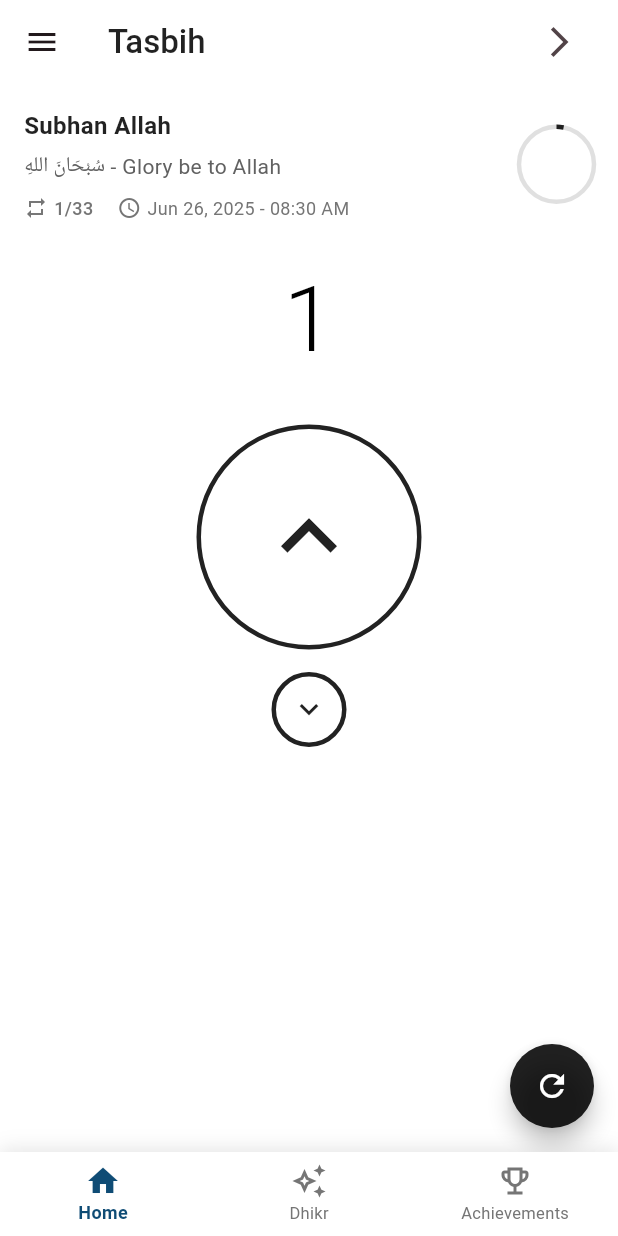
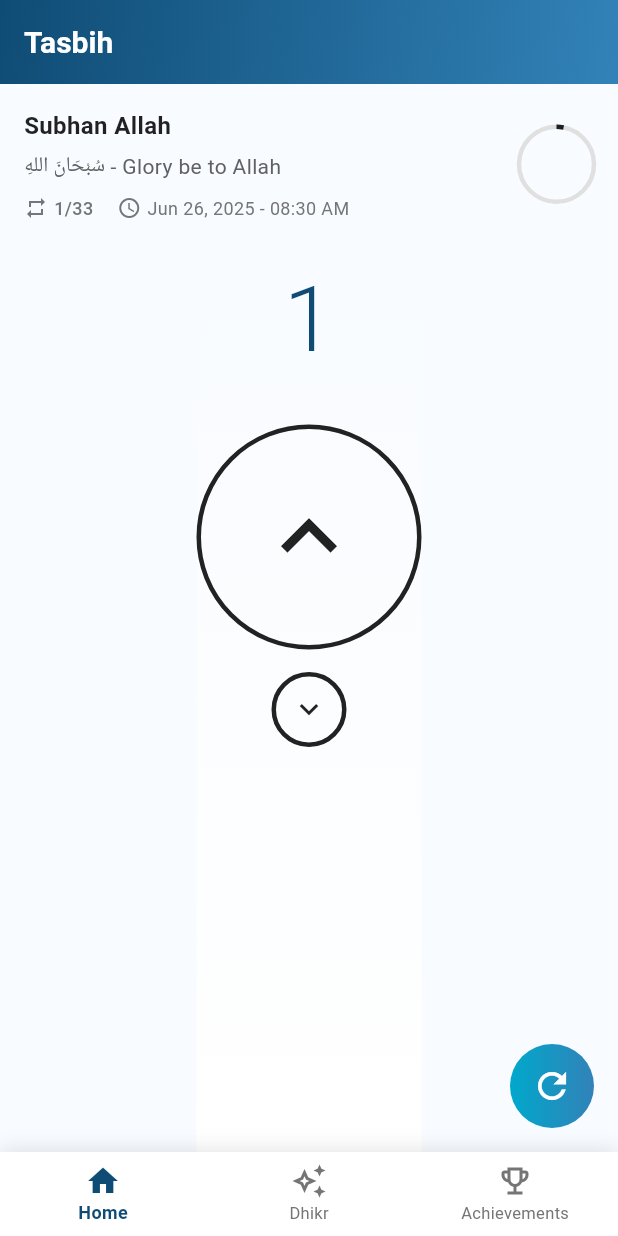
Before and after one commit to anjumArnab/Tasbih, a Flutter app: the screen it shows after launch, after a tap on the "keyboard arrow up" icon, on a phone screen of 412 x 824 dp. Run offline on Flutter 3.47's test engine with Material 3 defaults, Android fonts, the phone set to English and light mode, and no system bars; our stand-ins replace hive, hive_flutter; accounts and stored records are empty.

Commit message:
color theam

```diff
--- a/lib/screens/homepage.dart
+++ b/lib/screens/homepage.dart
@@ -1,9 +1,9 @@
+// ignore_for_file: deprecated_member_use
+
 import 'package:flutter/material.dart';
-import '../widgets/tasbih_drawer.dart';
 import '../widgets/app_snack_bar.dart';
 import '../widgets/dhikr_tile.dart';
 import '../widgets/animated_circle_button.dart';
-import '../screens/dhikrpage.dart';
 import '../models/dhikr.dart';
 import '../services/db_service.dart';
 
@@ -23,6 +23,11 @@ class _HomepageState extends State<Homepage> with TickerProviderStateMixin {
   late AnimationController _decrementController;
   late Animation<double> _incrementScale;
   late Animation<double> _decrementScale;
+
+  static const Color primaryColor = Color(0xFF0F4C75);
+  static const Color secondaryColor = Color(0xFF3282B8);
+  static const Color accentColor = Color(0xFF00A8CC);
+  static const Color backgroundColor = Color(0xFFF8FBFF);
 
   @override
   void initState() {
@@ -47,31 +52,22 @@ class _HomepageState extends State<Homepage> with TickerProviderStateMixin {
 
   void _initializeDhikr() {
     if (widget.selectedDhikr != null) {
-      // If a specific dhikr was selected, use it
       _currentDhikr = widget.selectedDhikr;
       _counter = _currentDhikr?.currentCount ?? 0;
     } else {
-      // Auto-start with first incomplete dhikr
       _loadFirstIncompleteDhikr();
     }
   }
 
   Future<void> _loadFirstIncompleteDhikr() async {
     try {
-      // Initialize database if not already done
       await DbService.init();
-
-      // Get all dhikrs and find the first incomplete one
       final allDhikrs = DbService.getAllDhikr();
 
       if (allDhikrs.isNotEmpty) {
-        // Find first incomplete dhikr
         final incompleteDhikr = allDhikrs.firstWhere(
           (dhikr) => (dhikr.currentCount ?? 0) < dhikr.times,
-          orElse:
-              () =>
-                  allDhikrs
-                      .first, // Fallback to first dhikr if all are complete
+          orElse: () => allDhikrs.first,
         );
 
         setState(() {
@@ -92,16 +88,13 @@ class _HomepageState extends State<Homepage> with TickerProviderStateMixin {
       final allDhikrs = DbService.getAllDhikr();
 
       if (allDhikrs.isNotEmpty && _currentDhikr != null) {
-        // Find current dhikr index
         final currentIndex = allDhikrs.indexWhere(
           (dhikr) => dhikr.id == _currentDhikr!.id,
         );
 
         if (currentIndex != -1) {
-          // Look for next incomplete dhikr starting from the next index
           Dhikr? nextDhikr;
 
-          // First, check dhikrs after the current one
           for (int i = currentIndex + 1; i < allDhikrs.length; i++) {
             if ((allDhikrs[i].currentCount ?? 0) < allDhikrs[i].times) {
               nextDhikr = allDhikrs[i];
@@ -109,7 +102,6 @@ class _HomepageState extends State<Homepage> with TickerProviderStateMixin {
             }
           }
 
-          // If no incomplete dhikr found after current, check from beginning
           if (nextDhikr == null) {
             for (int i = 0; i < currentIndex; i++) {
               if ((allDhikrs[i].currentCount ?? 0) < allDhikrs[i].times) {
@@ -119,14 +111,12 @@ class _HomepageState extends State<Homepage> with TickerProviderStateMixin {
             }
           }
 
-          // If we found a next incomplete dhikr, switch to it
           if (nextDhikr != null) {
             setState(() {
               _currentDhikr = nextDhikr;
               _counter = nextDhikr!.currentCount ?? 0;
             });
 
-            // Show a brief message about switching to next dhikr
             if (mounted) {
               AppSnackbar.showSuccess(
                 context,
@@ -134,7 +124,6 @@ class _HomepageState extends State<Homepage> with TickerProviderStateMixin {
               );
             }
           } else {
-            // All dhikrs are complete
             if (mounted) {
               AppSnackbar.showInfo(context, 'All dhikrs completed! Well done!');
             }
@@ -157,11 +146,9 @@ class _HomepageState extends State<Homepage> with TickerProviderStateMixin {
   }
 
   void _increment() async {
-    // Update the dhikr in database first if we have a selected dhikr
     if (_currentDhikr != null) {
       try {
         await DbService.incrementDhikrCount(_currentDhikr!.id!);
-        // Get the updated dhikr from database to ensure sync
         final updatedDhikr = DbService.getDhikrById(_currentDhikr!.id!);
         if (updatedDhikr != null) {
           setState(() {
@@ -169,9 +156,7 @@ class _HomepageState extends State<Homepage> with TickerProviderStateMixin {
             _counter = updatedDhikr.currentCount ?? 0;
           });
 
-          // Check if dhikr is now complete and auto-progress
           if ((updatedDhikr.currentCount ?? 0) >= updatedDhikr.times) {
-            // Wait a moment to show completion, then move to next
             Future.delayed(const Duration(milliseconds: 500), () {
               _loadNextIncompleteDhikr();
             });
@@ -179,10 +164,9 @@ class _HomepageState extends State<Homepage> with TickerProviderStateMixin {
         }
       } catch (e) {
         AppSnackbar.showError(context, 'Failed to update dhikr count: $e');
-        return; // Don't update UI if database update failed
+        return;
       }
     } else {
-      // If no dhikr selected, just update local counter
       setState(() {
         _counter++;
       });
@@ -194,11 +178,9 @@ class _HomepageState extends State<Homepage> with TickerProviderStateMixin {
   }
 
   void _decrement() async {
-    // Update the dhikr in database first if we have a selected dhikr
     if (_currentDhikr != null && _currentDhikr!.id != null) {
       try {
         await DbService.decrementDhikrCount(_currentDhikr!.id!);
-        // Get the updated dhikr from database to ensure sync
         final updatedDhikr = DbService.getDhikrById(_currentDhikr!.id!);
         if (updatedDhikr != null) {
           setState(() {
@@ -208,10 +190,9 @@ class _HomepageState extends State<Homepage> with TickerProviderStateMixin {
         }
       } catch (e) {
         AppSnackbar.showError(context, 'Failed to update dhikr count: $e');
-        return; // Don't update UI if database update failed
+        return;
       }
     } else {
-      // If no dhikr selected, just update local counter
       setState(() {
         if (_counter > 0) _counter--;
       });
@@ -223,11 +204,9 @@ class _HomepageState extends State<Homepage> with TickerProviderStateMixin {
   }
 
   void _reset() async {
-    // Reset the dhikr in database first if we have a selected dhikr
     if (_currentDhikr != null && _currentDhikr!.id != null) {
       try {
         await DbService.resetDhikrCount(_currentDhikr!.id!);
-        // Get the updated dhikr from database to ensure sync
         final updatedDhikr = DbService.getDhikrById(_currentDhikr!.id!);
         if (updatedDhikr != null) {
           setState(() {
@@ -237,80 +216,86 @@ class _HomepageState extends State<Homepage> with TickerProviderStateMixin {
         }
       } catch (e) {
         AppSnackbar.showError(context, 'Failed to reset dhikr count: $e');
-        return; // Don't update UI if database update failed
+        return;
       }
     } else {
-      // If no dhikr selected, just reset local counter
       setState(() {
         _counter = 0;
       });
     }
   }
 
-  void _navToDhikrPage(BuildContext context) {
-    Navigator.push(
-      context,
-      MaterialPageRoute(builder: (context) => Dhikrpage()),
-    );
-  }
-
   @override
   Widget build(BuildContext context) {
     final screenWidth = MediaQuery.of(context).size.width;
-    final backgroundColor = Colors.white;
 
     return Scaffold(
       backgroundColor: backgroundColor,
       appBar: AppBar(
-        title: Text(
+        title: const Text(
           'Tasbih',
-          style: const TextStyle(
-            fontWeight: FontWeight.w500,
-            color: Colors.black87,
+          style: TextStyle(
+            fontWeight: FontWeight.w600,
+            color: Colors.white,
+            fontSize: 20,
           ),
         ),
-        backgroundColor: backgroundColor,
+        backgroundColor: primaryColor,
         elevation: 0,
-        actions: [
-          IconButton(
-            onPressed: () => _navToDhikrPage(context),
-            icon: const Icon(Icons.arrow_forward_ios),
+        flexibleSpace: Container(
+          decoration: const BoxDecoration(
+            gradient: LinearGradient(
+              begin: Alignment.topLeft,
+              end: Alignment.bottomRight,
+              colors: [primaryColor, secondaryColor],
             ),
-          const SizedBox(width: 15),
-        ],
           ),
-      drawer: const TasbihDrawer(),
-      floatingActionButton: FloatingActionButton(
+        ),
+      ),
+
+      floatingActionButton: Container(
+        decoration: BoxDecoration(
+          gradient: const LinearGradient(colors: [accentColor, secondaryColor]),
+          borderRadius: BorderRadius.circular(30),
+        ),
+        child: FloatingActionButton(
           onPressed: _reset,
-        backgroundColor: Colors.black87,
-        shape: const CircleBorder(),
-        child: const Icon(Icons.refresh, color: Colors.white),
+          backgroundColor: Colors.transparent,
+          elevation: 0,
+          child: const Icon(Icons.refresh, color: Colors.white, size: 28),
         ),
+      ),
+
       body: SafeArea(
         child: Column(
           children: [
-            // Dhikr info section (if a dhikr is selected)
             if (_currentDhikr != null) DhikrTile(dhikr: _currentDhikr!),
-            // Counter section with reduced spacing
             Expanded(
+              child: Container(
+                decoration: const BoxDecoration(
+                  gradient: LinearGradient(
+                    begin: Alignment.topCenter,
+                    end: Alignment.bottomCenter,
+                    colors: [backgroundColor, Colors.white],
+                  ),
+                ),
                 child: Padding(
-                padding: const EdgeInsets.only(top: 20), // Reduced from default
+                  padding: const EdgeInsets.only(top: 20),
                   child: Column(
-                  mainAxisAlignment:
-                      MainAxisAlignment.start, // Changed from center
+                    mainAxisAlignment: MainAxisAlignment.start,
                     crossAxisAlignment: CrossAxisAlignment.center,
                     children: [
                       Text(
                         '$_counter',
-                      style: const TextStyle(
+                        style: TextStyle(
                           fontSize: 60,
                           fontWeight: FontWeight.w300,
-                        color: Colors.black,
+                          color: primaryColor,
                           height: 1,
                         ),
                         textAlign: TextAlign.center,
                       ),
-                    const SizedBox(height: 40), // Reduced from 60
+                      const SizedBox(height: 40),
                       Column(
                         mainAxisAlignment: MainAxisAlignment.center,
                         crossAxisAlignment: CrossAxisAlignment.center,
@@ -336,6 +321,7 @@ class _HomepageState extends State<Homepage> with TickerProviderStateMixin {
                   ),
                 ),
               ),
+            ),
           ],
         ),
       ),
@@ -343,7 +329,6 @@ class _HomepageState extends State<Homepage> with TickerProviderStateMixin {
   }
 }
 
-// Extension to add copyWith method to Dhikr model
 extension DhikrExtension on Dhikr {
   Dhikr copyWith({
     int? id,
```
Lines whose indentation alone changed are shown as unchanged.
